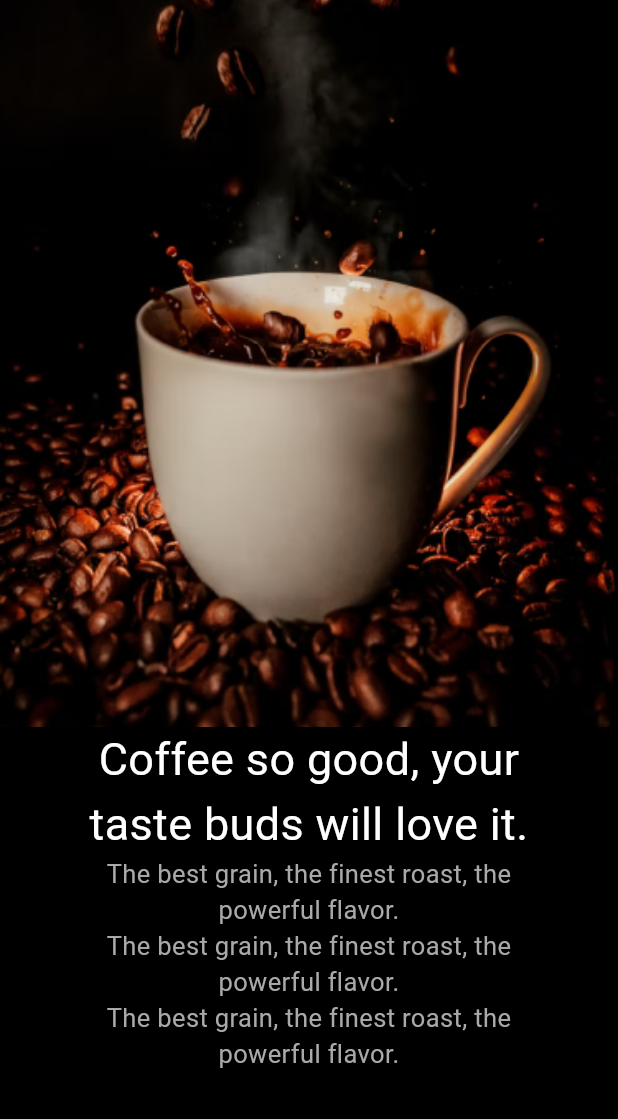
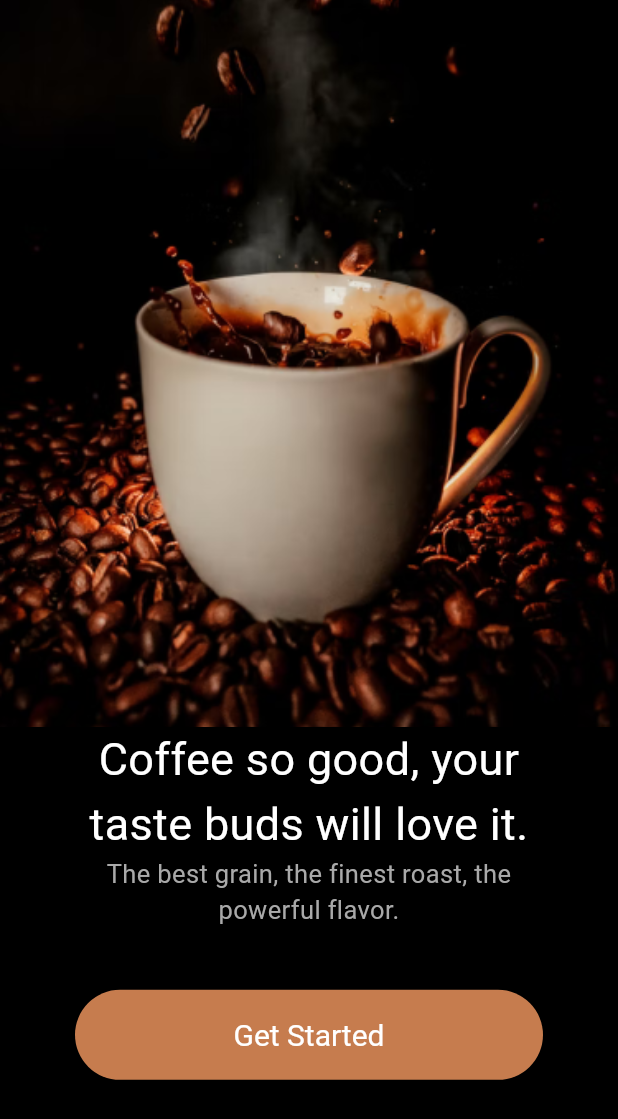
Before and after one commit to Ramazanzade/Coffee-Shop, a Flutter app: the screen it shows after launch, on a phone screen of 412 x 824 dp. Shown: the top 1119 px of the screen. Run offline on Flutter 3.47's test engine with Material 3 defaults, Android fonts, the phone set to English and light mode, and no system bars.

Commit message:
UI- update-7

```diff
--- a/lib/src/Container/SplasFeature/Splaspage.dart
+++ b/lib/src/Container/SplasFeature/Splaspage.dart
@@ -29,33 +29,39 @@ class _SplaspageState extends State<Splaspage> {
           ),
           Container(
             width: width - 100,
-            child: const Column(
+            child: Column(
               mainAxisAlignment: MainAxisAlignment.center,
               children: [
-                Text('Coffee so good, your taste buds will love it.',
+                const Text('Coffee so good, your taste buds will love it.',
                     style: TextStyle(
                       color: Colors.white,
                       fontSize: 30,
                     ),
                     textAlign: TextAlign.center),
-                Text('The best grain, the finest roast, the powerful flavor.',
+                Padding(
+                  padding: EdgeInsets.only(bottom: 0.05 * height),
+                  child: const Text(
+                      'The best grain, the finest roast, the powerful flavor.',
                       style: TextStyle(
                         color: Color(0xFFA9A9A9),
                         fontSize: 17,
                       ),
                       textAlign: TextAlign.center),
-                Text('The best grain, the finest roast, the powerful flavor.',
-                    style: TextStyle(
-                      color: Color(0xFFA9A9A9),
-                      fontSize: 17,
                 ),
-                    textAlign: TextAlign.center),
-                Text('The best grain, the finest roast, the powerful flavor.',
-                    style: TextStyle(
-                      color: Color(0xFFA9A9A9),
-                      fontSize: 17,
+                SizedBox(
+                  child: ElevatedButton(
+                    style: ElevatedButton.styleFrom(
+                      primary: const Color.fromRGBO(198, 124, 78, 1),
+                      onPrimary: const Color.fromRGBO(255, 255, 255, 1),
+                      minimumSize: Size(width, 60),
+                      textStyle: const TextStyle(
+                        fontSize: 20,
                       ),
-                    textAlign: TextAlign.center),
+                    ),
+                    onPressed: () {},
+                    child: const Text('Get Started'),
+                  ),
+                ),
               ],
             ),
           )
```
Lines whose indentation alone changed are shown as unchanged.
